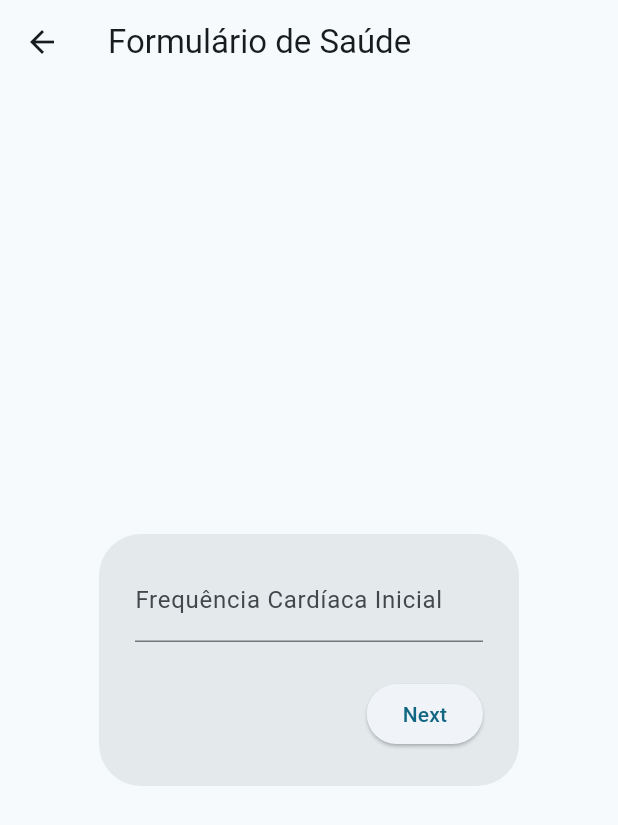
After one commit to gihr0cha/demologin, a Flutter app: the HomePage screen opened by its route, after a tap on "Enter", on a phone screen of 412 x 824 dp. The commit adds this screen. Shown: the top 825 px of the screen. Run offline on Flutter 3.47's test engine with Material 3 defaults, Android fonts, the phone set to English and light mode, and no system bars; our stand-ins replace firebase_auth, firebase_core, firebase_database; accounts and stored records are empty.

Commit message:
forms teste 1

```diff
--- /dev/null
+++ b/lib/formSessao.dart
@@ -0,0 +1,72 @@
+import 'package:flutter/material.dart';
+
+class FormsSessao extends StatefulWidget {
+  FormsSessao({super.key});
+
+  @override
+  _FormsSessaoState createState() => _FormsSessaoState();
+}
+
+class _FormsSessaoState extends State<FormsSessao> {
+  final _formKey = GlobalKey<FormState>();
+  final _controller = PageController();
+  final _fields = [
+    {'label': 'Frequência Cardíaca Inicial', 'validator': 'Por favor, insira a frequência cardíaca inicial'},
+    {'label': 'SpO2', 'validator': 'Por favor, insira o SpO2'},
+    {'label': 'PA', 'validator': 'Por favor, insira a PA'},
+  ];
+
+  @override
+  Widget build(BuildContext context) {
+    return Scaffold(
+      appBar: AppBar(
+        title: Text('Formulário de Saúde'),
+      ),
+      body: Form(
+        key: _formKey,
+        child: PageView.builder(
+          controller: _controller,
+          itemCount: _fields.length,
+          itemBuilder: (context, index) {
+            return Padding(
+              padding: EdgeInsets.all(8.0),
+              child: AlertDialog(
+                content: TextFormField(
+                  decoration: InputDecoration(labelText: _fields[index]['label']),
+                  keyboardType: TextInputType.number,
+                  validator: (value) {
+                    if (value == null || value.isEmpty) {
+                      return _fields[index]['validator'];
+                    }
+                    return null;
+                  },
+                ),
+                actions: [
+                  if (index < _fields.length - 1)
+                    ElevatedButton(
+                      onPressed: () => _controller.nextPage(
+                        duration: Duration(milliseconds: 300),
+                        curve: Curves.easeIn,
+                      ),
+                      child: Text('Next'),
+                    ),
+                  if (index == _fields.length - 1)
+                    ElevatedButton(
+                      onPressed: () {
+                        if (_formKey.currentState!.validate()) {
+                          ScaffoldMessenger.of(context).showSnackBar(
+                            SnackBar(content: Text('Processando Dados')),
+                          );
+                        }
+                      },
+                      child: Text('Enviar'),
+                    ),
+                ],
+              ),
+            );
+          },
+        ),
+      ),
+    );
+  }
+}
--- a/lib/home_page.dart
+++ b/lib/home_page.dart
@@ -1,9 +1,9 @@
+import 'package:demologin/formSessao.dart';
 import 'package:flutter/material.dart';
 import 'package:firebase_auth/firebase_auth.dart';
-import 'sessao_widget.dart';
 
 class HomePage extends StatelessWidget {
-  const HomePage({super.key});
+  const HomePage({Key? key}) : super(key: key);
 
   @override
   Widget build(BuildContext context) {
@@ -14,18 +14,19 @@ class HomePage extends StatelessWidget {
         title: Text('Bem-vindo, $nome'),
       ),
       body: Center(
-        child: ElevatedButton(
-          child: Text('Iniciar sessão'),
-          onPressed: () {
-            showDialog(
-              context: context,
-              builder: (BuildContext context) {
-                return MyDialog();
-              },
-            );
-          },
-        ),
+         child: ElevatedButton(
+          onPressed: () => entrar(context),
+          child: Text('Enter'),
+          ),
       ),
     );
   }
+
+  void entrar(BuildContext context) {
+    // Navigate to FormsSessao
+    Navigator.push(
+      context,
+      MaterialPageRoute(builder: (context) => FormsSessao()),
+    );
+  }
 }
--- a/lib/main.dart
+++ b/lib/main.dart
@@ -1,3 +1,4 @@
+import 'package:demologin/formSessao.dart';
 import 'package:flutter/material.dart';
 import 'login_page.dart';
 import 'registerfisio_page.dart';
@@ -24,7 +25,7 @@ class MyApp extends StatelessWidget {
     return MaterialApp(
       title: 'Flutter Demo',
       theme: ThemeData(
-        colorScheme: ColorScheme.fromSeed(seedColor: Colors.deepPurple),
+        colorScheme: ColorScheme.fromSeed(seedColor: Colors.blueGrey),
         useMaterial3: true,
       ),
       initialRoute: '/login',
@@ -34,6 +35,7 @@ class MyApp extends StatelessWidget {
         '/register': (context) => const RegisterFisio(),
         '/home': (context) => const HomePage(),
         '/banco': (context) => const RegistroDB(),
+        '/form': (context) => FormsSessao()
       },
     );
   }
```
Also changed, not shown: lib/sessao_widget.dart (deleted, +0 -59 lines).
